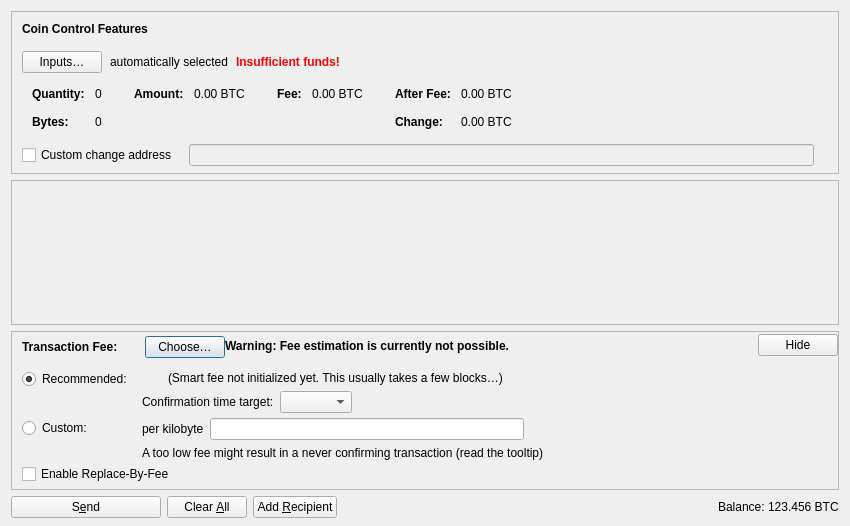
Qt form src/qt/forms/sendcoinsdialog.ui (PFORMSatox/satoxcoin) before a commit.
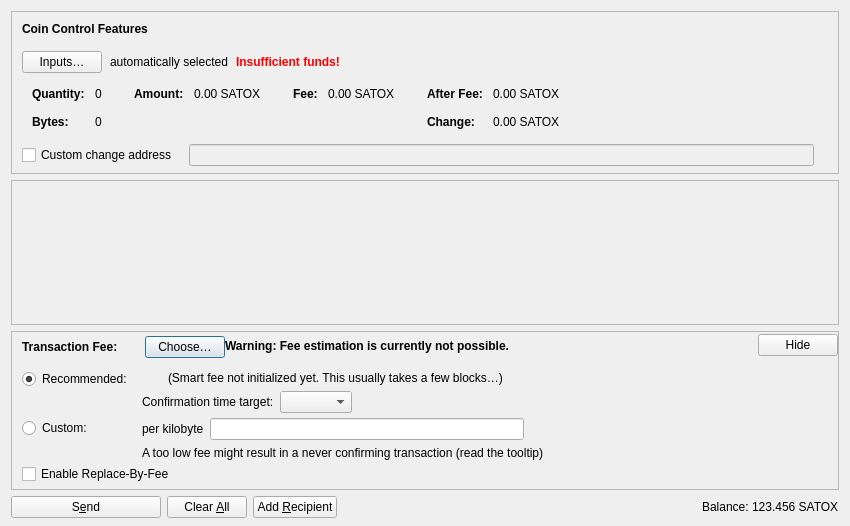
The same form after that commit. Icons and pictures are not drawn. Custom widgets are drawn as their Qt base class.

Patch:
```diff
--- a/src/qt/forms/sendcoinsdialog.ui
+++ b/src/qt/forms/sendcoinsdialog.ui
@@ -327,7 +327,7 @@
                   <enum>Qt::ActionsContextMenu</enum>
                  </property>
                  <property name="text">
-                  <string notr="true">0.00 BTC</string>
+                  <string notr="true">0.00 SATOX</string>
                  </property>
                  <property name="textInteractionFlags">
                   <set>Qt::LinksAccessibleByMouse|Qt::TextSelectableByKeyboard|Qt::TextSelectableByMouse</set>
@@ -378,7 +378,7 @@
                   <enum>Qt::ActionsContextMenu</enum>
                  </property>
                  <property name="text">
-                  <string notr="true">0.00 BTC</string>
+                  <string notr="true">0.00 SATOX</string>
                  </property>
                  <property name="textInteractionFlags">
                   <set>Qt::LinksAccessibleByMouse|Qt::TextSelectableByKeyboard|Qt::TextSelectableByMouse</set>
@@ -432,7 +432,7 @@
                   <enum>Qt::ActionsContextMenu</enum>
                  </property>
                  <property name="text">
-                  <string notr="true">0.00 BTC</string>
+                  <string notr="true">0.00 SATOX</string>
                  </property>
                  <property name="textInteractionFlags">
                   <set>Qt::LinksAccessibleByMouse|Qt::TextSelectableByKeyboard|Qt::TextSelectableByMouse</set>
@@ -461,7 +461,7 @@
                   <enum>Qt::ActionsContextMenu</enum>
                  </property>
                  <property name="text">
-                  <string notr="true">0.00 BTC</string>
+                  <string notr="true">0.00 SATOX</string>
                  </property>
                  <property name="textInteractionFlags">
                   <set>Qt::LinksAccessibleByMouse|Qt::TextSelectableByKeyboard|Qt::TextSelectableByMouse</set>
@@ -1191,7 +1191,7 @@
           <cursorShape>IBeamCursor</cursorShape>
          </property>
          <property name="text">
-          <string notr="true">123.456 BTC</string>
+          <string notr="true">123.456 SATOX</string>
          </property>
          <property name="textInteractionFlags">
           <set>Qt::LinksAccessibleByMouse|Qt::TextSelectableByKeyboard|Qt::TextSelectableByMouse</set>
```
